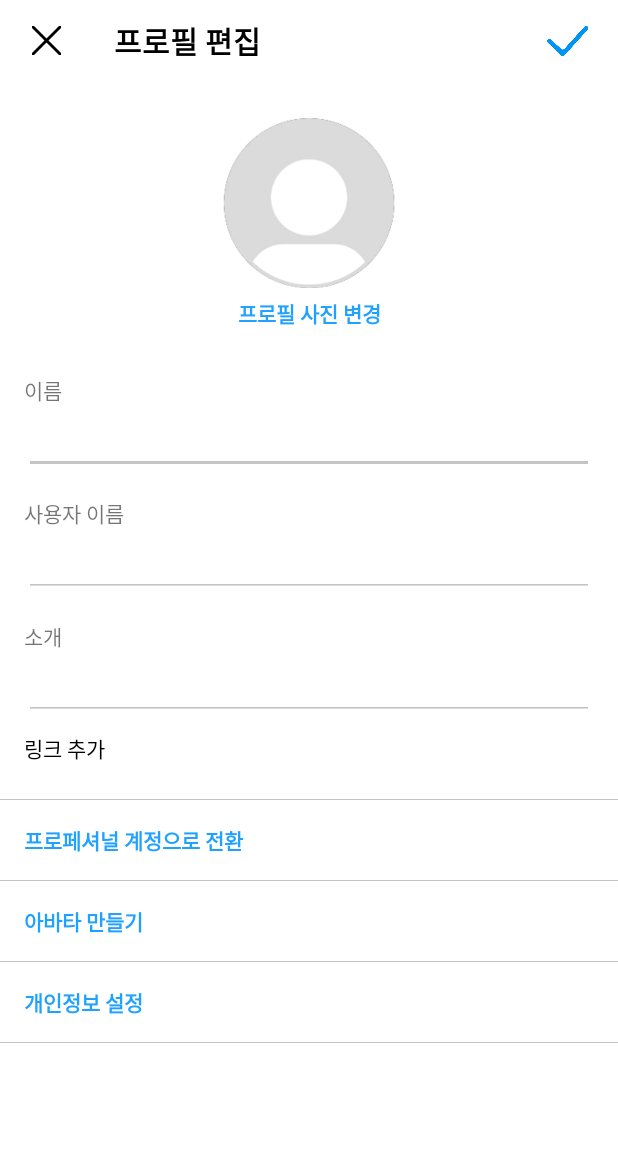
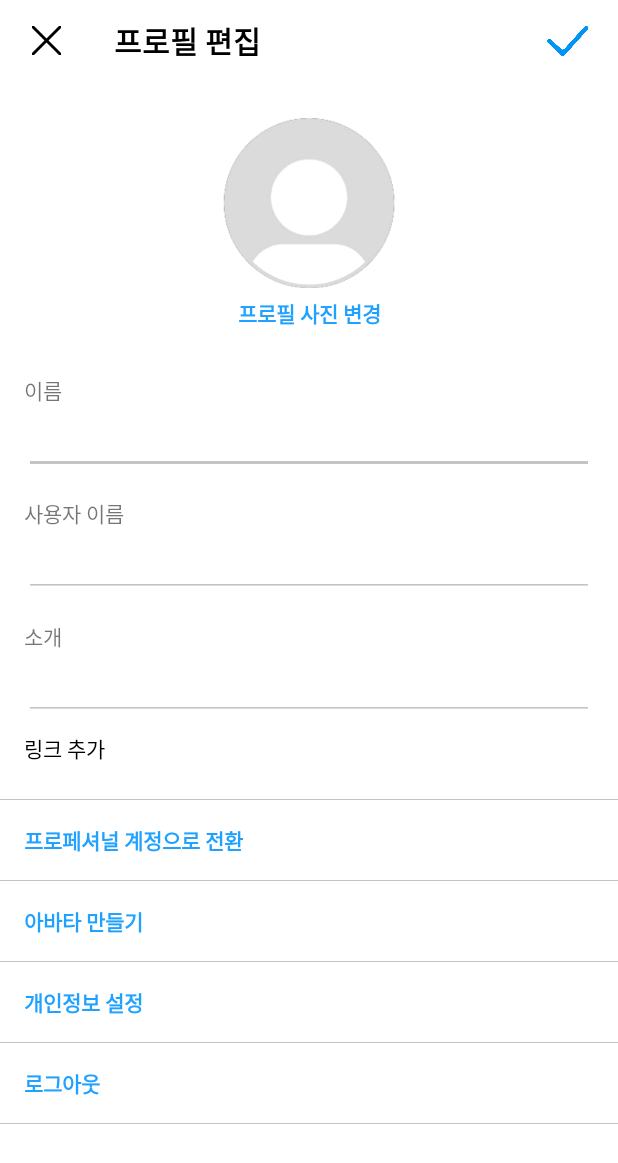
Before and after one commit to nahy-512/Database_TeamD, an Android app: the ProfileEditActivity screen opened directly, with no data from a screen before it, on a phone screen of 412 x 824 dp. Shown: the top 1163 px of the screen. Run offline under Robolectric (Android 15) with nearby library versions, the phone set to English and light mode, and no system bars; 1 statement that could not run was skipped.

Commit message:
✨ Feat: 임의로 로그아웃 로직 구현

```diff
--- a/Instagram/app/src/main/java/gachon/database/instagram/ui/main/profile/ProfileEditActivity.kt
+++ b/Instagram/app/src/main/java/gachon/database/instagram/ui/main/profile/ProfileEditActivity.kt
@@ -2,8 +2,11 @@ package gachon.database.instagram.ui.main.profile
 
 import android.content.Intent
 import android.os.Bundle
+import android.widget.Toast
 import androidx.appcompat.app.AppCompatActivity
 import gachon.database.instagram.databinding.ActivityProfileEditBinding
+import gachon.database.instagram.ui.signin.LoginActivity
+import kotlin.math.log
 
 class ProfileEditActivity : AppCompatActivity() {
     lateinit var binding: ActivityProfileEditBinding
@@ -39,6 +42,11 @@ class ProfileEditActivity : AppCompatActivity() {
             // 화면 이동
             startActivity(intent)
         }
+
+        // 로그아웃
+        binding.profileEditLogoutTv.setOnClickListener {
+            logout()
+        }
     }
 
     private fun setInit() {
@@ -49,4 +57,15 @@ class ProfileEditActivity : AppCompatActivity() {
             profileEditNameEt.setText(intent.getStringExtra("name"))
         }
     }
+
+    private fun logout() {
+        // 토큰 비우기 (user_id)
+        getSharedPreferences("user", MODE_PRIVATE).edit().clear().apply()
+        // 로그아웃 토스트 출력
+        Toast.makeText(this, "로그아웃 되었습니다.", Toast.LENGTH_SHORT).show()
+        // 로그인 화면으로 이동하기
+        startActivity(Intent(this, LoginActivity::class.java))
+        // 스택에 쌓여있는 액티비티들을 모두 종료 (메인, 프로필 편집)
+        finishAffinity()
+    }
 }
--- a/Instagram/app/src/main/res/layout/activity_profile_edit.xml
+++ b/Instagram/app/src/main/res/layout/activity_profile_edit.xml
@@ -146,6 +146,13 @@
 
             <View style="@style/default_underline" />
 
+            <TextView
+                android:id="@+id/profile_edit_logout_tv"
+                android:text="로그아웃"
+                style="@style/profile_edit_button_tv" />
+
+            <View style="@style/default_underline" />
+
         </LinearLayout>
 
     </androidx.constraintlayout.widget.ConstraintLayout>
```
